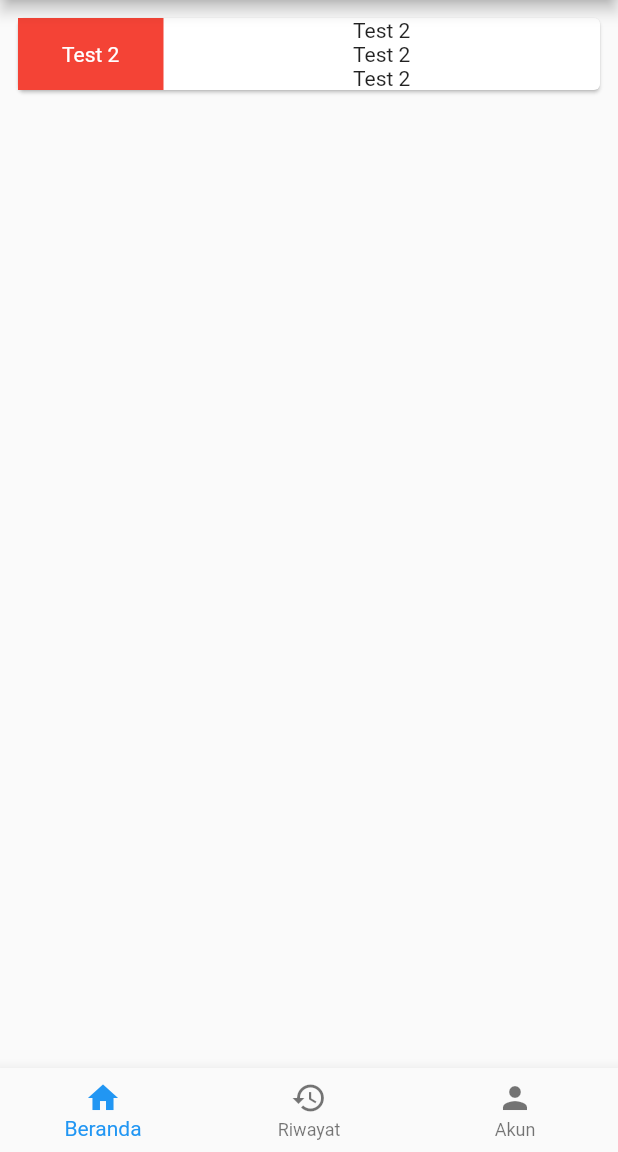
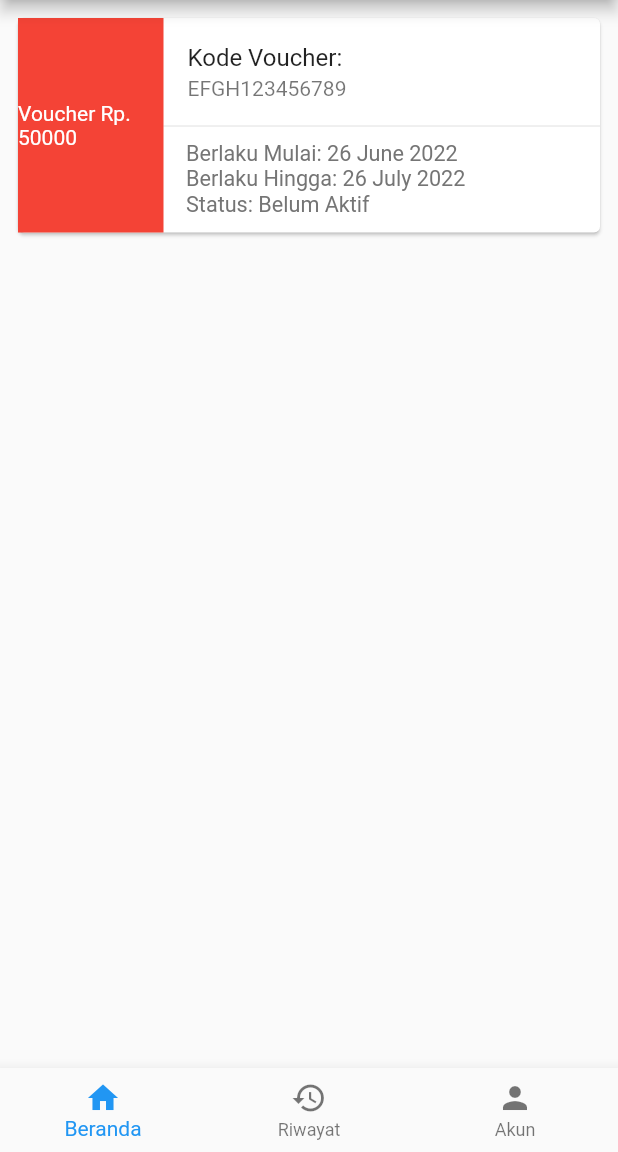
Before and after one commit to theodoroesjoshua/A, a Flutter app: the screen it shows after launch, on a phone screen of 412 x 824 dp, the part 84-1236 px from its top. Run offline on Flutter 3.47's test engine with Material 2 defaults, Android fonts, the phone set to English and light mode, and no system bars.

Commit message:
Implement improved card version

```diff
--- a/lib/main.dart
+++ b/lib/main.dart
@@ -1,4 +1,5 @@
 import 'package:flutter/material.dart';
+import 'package:intl/intl.dart';
 import 'dart:math';
 
 void main() {
@@ -103,20 +104,39 @@ class Voucher {
     required this.description,
     required this.status,
   });
+
+  // Converts status to its string representation
+  String getVoucherStatus() {
+    switch(status) {
+      case VoucherStatus.inactive:
+        return "Belum Aktif";
+      case VoucherStatus.active:
+        return "Aktif";
+      case VoucherStatus.used:
+        return "Sudah Digunakan";
+      case VoucherStatus.expired:
+        return "Expired";
+    }
+  }
 }
 
 class _HomePageState extends State<HomePage> {
   final List<Voucher> _dummyVouchers = [
-    Voucher(code: "ABCD123456789", start: DateTime.now(), end: DateTime.now(),
-        description: "Test 1", status: VoucherStatus.active),
-    Voucher(code: "EFGH123456789", start: DateTime.now(), end: DateTime.now(),
-        description: "Test 2", status: VoucherStatus.inactive),
-    Voucher(code: "IJKL123456789", start: DateTime.now(), end: DateTime.now(),
-        description: "Test 3", status: VoucherStatus.used),
-    Voucher(code: "MNOP123456789", start: DateTime.now(), end: DateTime.now(),
-        description: "Test 4", status: VoucherStatus.expired),
-    Voucher(code: "QRST123456789", start: DateTime.now(), end: DateTime.now(),
-        description: "Test 5", status: VoucherStatus.active),
+    Voucher(code: "ABCD123456789", start: DateTime.now(),
+        end: DateTime.now().add(const Duration(days: 30)),
+        description: "Voucher Rp. 50000", status: VoucherStatus.active),
+    Voucher(code: "EFGH123456789", start: DateTime.now(),
+        end: DateTime.now().add(const Duration(days: 30)),
+        description: "Voucher Rp. 50000", status: VoucherStatus.inactive),
+    Voucher(code: "IJKL123456789", start: DateTime.now(),
+        end: DateTime.now().add(const Duration(days: 30)),
+        description: "Voucher Rp. 50000", status: VoucherStatus.used),
+    Voucher(code: "MNOP123456789", start: DateTime.now(),
+        end: DateTime.now().add(const Duration(days: 30)),
+        description: "Voucher Rp. 50000", status: VoucherStatus.expired),
+    Voucher(code: "QRST123456789", start: DateTime.now(),
+        end: DateTime.now().add(const Duration(days: 30)),
+        description: "Voucher Rp. 50000", status: VoucherStatus.active),
   ];
 
   late Future<void> _initVoucherData;
@@ -186,6 +206,14 @@ class _HomePageState extends State<HomePage> {
   }
 
   Widget _createVoucherWidget(Voucher voucher) {
+    double screenWidth = MediaQuery.of(context).size.width;
+    DateFormat formatter = DateFormat("d MMMM yyyy");
+
+    final smallTextStyle = TextStyle(
+      color: Colors.grey[600],
+      fontSize: screenWidth * 0.035,
+    );
+
     return Card(
       color: Colors.white,
       child: IntrinsicHeight(
@@ -205,16 +233,39 @@ class _HomePageState extends State<HomePage> {
             ),
             Expanded(
               flex: 3,
-              child: Center(
-                child: Column(
-                  children: <Widget>[
-                    Text(voucher.description),
-                    Text(voucher.description),
-                    Text(voucher.description),
+              child: Column(
+                crossAxisAlignment: CrossAxisAlignment.stretch,
+                children: ListTile.divideTiles(
+                  context: context,
+                  tiles: <Widget>[
+                    ListTile(
+                      title: const Text("Kode Voucher:"),
+                      subtitle: Text(voucher.code),
+                    ),
+                    Padding(
+                      padding: const EdgeInsets.symmetric(horizontal: 15.0, vertical: 10.0),
+                      child: Column(
+                        crossAxisAlignment: CrossAxisAlignment.stretch,
+                        children: <Widget>[
+                          Text(
+                            "Berlaku Mulai: ${formatter.format(voucher.start)}",
+                            style: smallTextStyle,
+                          ),
+                          Text(
+                            "Berlaku Hingga: ${formatter.format(voucher.end)}",
+                            style: smallTextStyle,
+                          ),
+                          Text(
+                            "Status: ${voucher.getVoucherStatus()}",
+                            style: smallTextStyle,
+                          )
+                        ],
+                      ),
+                    ),
                   ],
-                ),
+                ).toList(),
               ),
-            )
+            ),
           ],
         )
       ),
--- a/pubspec.yaml
+++ b/pubspec.yaml
@@ -34,6 +34,7 @@ dependencies:
   # The following adds the Cupertino Icons font to your application.
   # Use with the CupertinoIcons class for iOS style icons.
   cupertino_icons: ^1.0.2
+  intl: ^0.17.0
 
 dev_dependencies:
   flutter_test:
```
Also changed, not shown: pubspec.lock.
